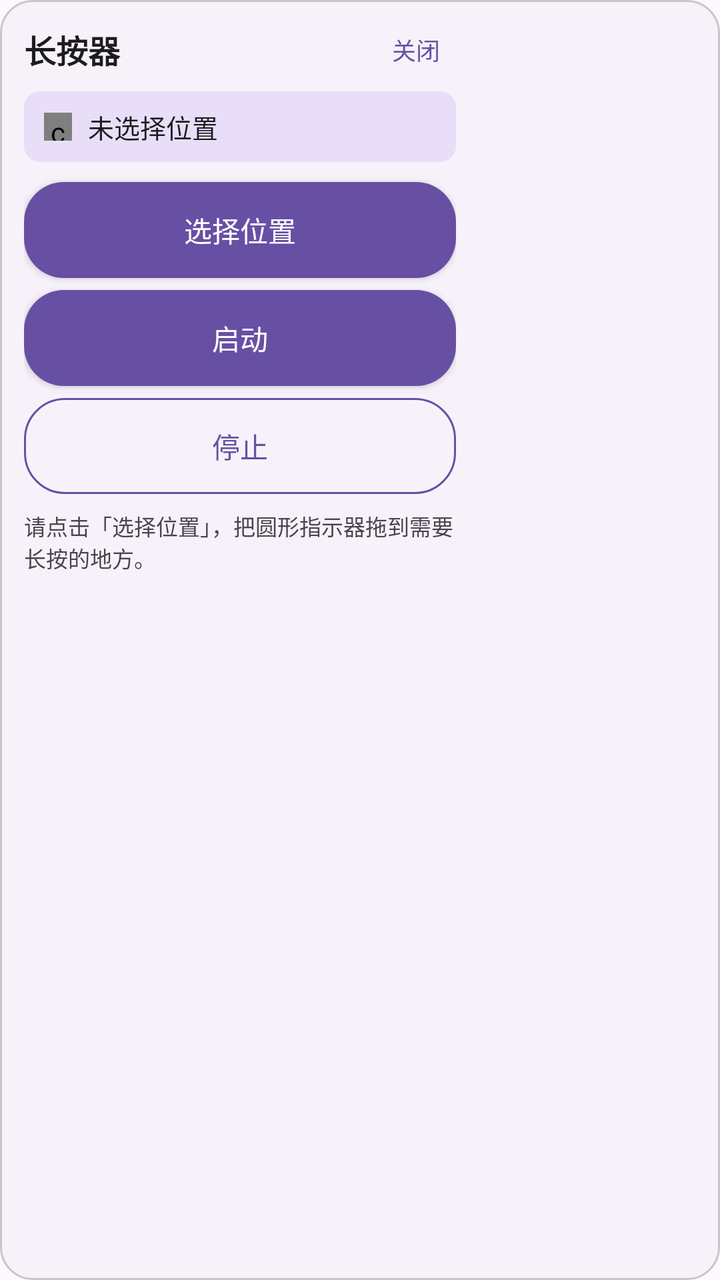
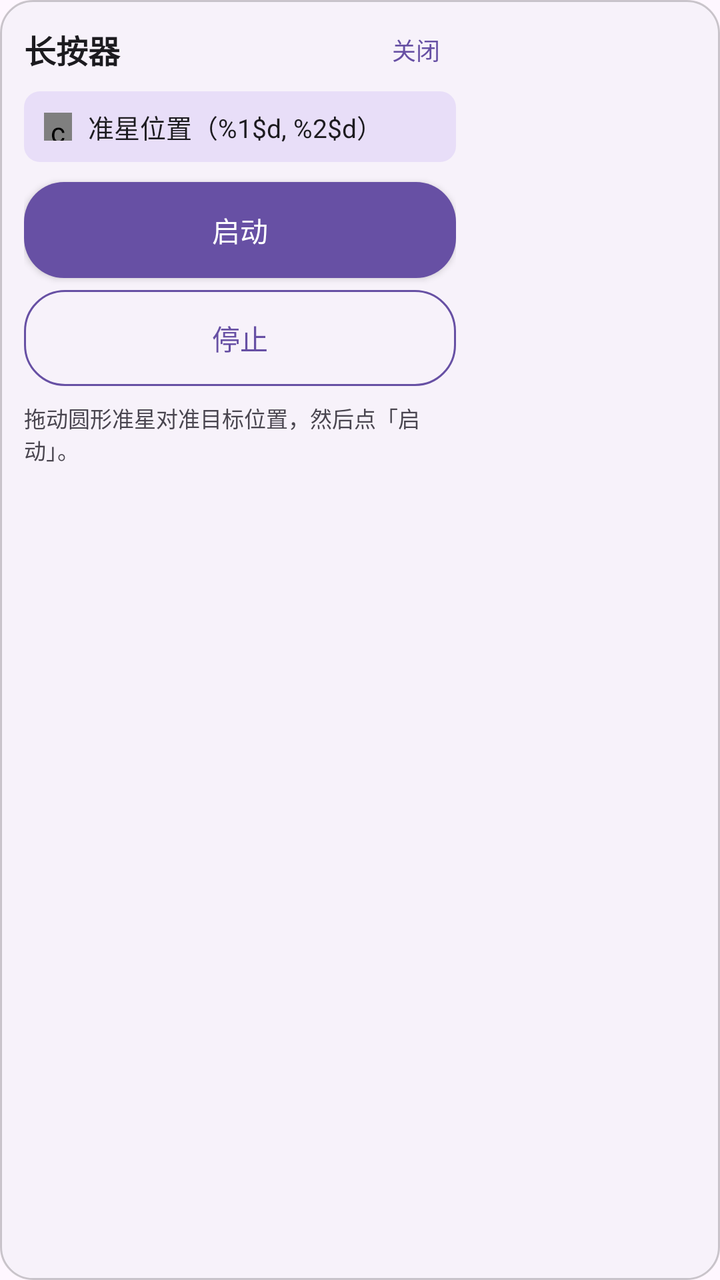

Screens rendered from an Android XML layout before and after an edit, with the pre-edit source and the edit as a unified diff.
<!-- AndroidManifest.xml: application theme Theme.LongPressTool -->
<!-- res/layout/overlay_sidebar.xml -->
<?xml version="1.0" encoding="utf-8"?>
<FrameLayout xmlns:android="http://schemas.android.com/apk/res/android"
    android:id="@+id/sidebar_root"
    android:layout_width="wrap_content"
    android:layout_height="wrap_content"
    android:background="@drawable/overlay_card_background"
    android:padding="12dp">

    <LinearLayout
        android:layout_width="216dp"
        android:layout_height="wrap_content"
        android:orientation="vertical">

        
        <LinearLayout
            android:layout_width="match_parent"
            android:layout_height="wrap_content"
            android:gravity="center_vertical"
            android:orientation="horizontal">

            <TextView
                android:layout_width="0dp"
                android:layout_height="wrap_content"
                android:layout_weight="1"
                android:text="@string/overlay_sidebar_title"
                android:textColor="@color/overlay_text_primary"
                android:textSize="16sp"
                android:textStyle="bold" />

            <Button
                android:id="@+id/button_close"
                android:layout_width="wrap_content"
                android:layout_height="wrap_content"
                android:background="@android:color/transparent"
                android:minWidth="0dp"
                android:minHeight="0dp"
                android:paddingHorizontal="8dp"
                android:paddingVertical="4dp"
                android:text="@string/overlay_close"
                android:textColor="@color/overlay_button_secondary_text"
                android:textSize="12sp" />
        </LinearLayout>

        
        <LinearLayout
            android:layout_width="match_parent"
            android:layout_height="wrap_content"
            android:layout_marginTop="8dp"
            android:background="@drawable/overlay_status_background"
            android:gravity="center_vertical"
            android:orientation="horizontal"
            android:paddingHorizontal="10dp"
            android:paddingVertical="8dp">

            
            <com.example.longpresstool.ui.widget.StatusDotView
                android:id="@+id/status_dot"
                android:layout_width="14dp"
                android:layout_height="14dp" />

            <TextView
                android:id="@+id/text_status"
                android:layout_width="0dp"
                android:layout_height="wrap_content"
                android:layout_marginStart="8dp"
                android:layout_weight="1"
                android:text="@string/overlay_status_not_selected"
                android:textColor="@color/overlay_text_primary"
                android:textSize="13sp" />
        </LinearLayout>

        
        <Button
            android:id="@+id/button_select_position"
            android:layout_width="match_parent"
            android:layout_height="wrap_content"
            android:layout_marginTop="10dp"
            android:background="@drawable/overlay_button_primary"
            android:text="@string/action_select_position"
            android:textColor="@color/overlay_button_primary_text"
            android:textSize="14sp" />

        <Button
            android:id="@+id/button_start"
            android:layout_width="match_parent"
            android:layout_height="wrap_content"
            android:layout_marginTop="6dp"
            android:background="@drawable/overlay_button_primary"
            android:text="@string/action_start_long_press"
            android:textColor="@color/overlay_button_primary_text"
            android:textSize="14sp" />

        <Button
            android:id="@+id/button_stop"
            android:layout_width="match_parent"
            android:layout_height="wrap_content"
            android:layout_marginTop="6dp"
            android:background="@drawable/overlay_button_secondary"
            android:text="@string/action_stop_long_press"
            android:textColor="@color/overlay_button_secondary_text"
            android:textSize="14sp" />

        
        <TextView
            android:id="@+id/text_hint"
            android:layout_width="match_parent"
            android:layout_height="wrap_content"
            android:layout_marginTop="8dp"
            android:text="@string/overlay_hint_choose_position"
            android:textColor="@color/overlay_text_secondary"
            android:textSize="11sp" />

        
        <TextView
            android:id="@+id/text_limit"
            android:layout_width="match_parent"
            android:layout_height="wrap_content"
            android:layout_marginTop="4dp"
            android:text="@string/overlay_hint_max_duration"
            android:textColor="@color/overlay_text_secondary"
            android:textSize="11sp"
            android:visibility="gone" />
    </LinearLayout>
</FrameLayout>
<!-- resources referenced by this layout -->
<resources>
  <color name="overlay_button_primary_text">#FFFFFFFF</color>
  <color name="overlay_button_secondary_text">#6750A4</color>
  <color name="overlay_text_primary">#1C1B1F</color>
  <color name="overlay_text_secondary">#49454F</color>
  <!-- drawable overlay_button_primary (drawable) -->
  <?xml version="1.0" encoding="utf-8"?>
  <selector xmlns:android="http://schemas.android.com/apk/res/android">
      <item android:state_enabled="false">
          <shape android:shape="rectangle">
              <solid android:color="@color/overlay_button_disabled" />
              <corners android:radius="20dp" />
          </shape>
      </item>
      <item>
          <shape android:shape="rectangle">
              <solid android:color="@color/overlay_button_primary" />
              <corners android:radius="20dp" />
          </shape>
      </item>
  </selector>
  <!-- drawable overlay_button_secondary (drawable) -->
  <?xml version="1.0" encoding="utf-8"?>
  <selector xmlns:android="http://schemas.android.com/apk/res/android">
      <item android:state_enabled="false">
          <shape android:shape="rectangle">
              <solid android:color="@android:color/transparent" />
              <stroke
                  android:width="1dp"
                  android:color="@color/overlay_button_disabled" />
              <corners android:radius="20dp" />
          </shape>
      </item>
      <item>
          <shape android:shape="rectangle">
              <solid android:color="@android:color/transparent" />
              <stroke
                  android:width="1dp"
                  android:color="@color/overlay_button_primary" />
              <corners android:radius="20dp" />
          </shape>
      </item>
  </selector>
  <!-- drawable overlay_card_background (drawable) -->
  <?xml version="1.0" encoding="utf-8"?>
  <shape xmlns:android="http://schemas.android.com/apk/res/android"
      android:shape="rectangle">
      <solid android:color="@color/overlay_card_background" />
      <corners android:radius="16dp" />
      <stroke
          android:width="1dp"
          android:color="@color/overlay_card_stroke" />
  </shape>
  <!-- drawable overlay_status_background (drawable) -->
  <?xml version="1.0" encoding="utf-8"?>
  <shape xmlns:android="http://schemas.android.com/apk/res/android"
      android:shape="rectangle">
      <solid android:color="@color/overlay_status_background" />
      <corners android:radius="8dp" />
  </shape>
  <string name="action_select_position">选择位置</string>
  <string name="action_start_long_press">启动</string>
  <string name="action_stop_long_press">停止</string>
  <string name="overlay_close">关闭</string>
  <string name="overlay_hint_choose_position">请点击「选择位置」，把圆形指示器拖到需要长按的地方。</string>
  <string name="overlay_hint_max_duration">注意：Android 系统限制单次手势最长 60 秒，本应用会自动分段续接以持续按住。</string>
  <string name="overlay_sidebar_title">长按器</string>
  <string name="overlay_status_not_selected">未选择位置</string>
  <style name="Theme.LongPressTool" parent="Theme.Material3.DayNight.NoActionBar">
          <item name="android:windowBackground">?attr/colorSurface</item>
      </style>
  <color name="overlay_button_disabled">#33000000</color>
  <color name="overlay_button_primary">#6750A4</color>
  <color name="overlay_card_background">#F7F2FA</color>
  <color name="overlay_card_stroke">#33000000</color>
  <color name="overlay_status_background">#E8DEF8</color>
</resources>

<!-- the commit's change to res/layout/overlay_sidebar.xml (unified diff, before → after) -->
@@ -64,27 +64,17 @@
                 android:layout_height="wrap_content"
                 android:layout_marginStart="8dp"
                 android:layout_weight="1"
-                android:text="@string/overlay_status_not_selected"
+                android:text="@string/overlay_status_ready"
                 android:textColor="@color/overlay_text_primary"
                 android:textSize="13sp" />
         </LinearLayout>
 
         
         <Button
-            android:id="@+id/button_select_position"
+            android:id="@+id/button_start"
             android:layout_width="match_parent"
             android:layout_height="wrap_content"
             android:layout_marginTop="10dp"
-            android:background="@drawable/overlay_button_primary"
-            android:text="@string/action_select_position"
-            android:textColor="@color/overlay_button_primary_text"
-            android:textSize="14sp" />
-
-        <Button
-            android:id="@+id/button_start"
-            android:layout_width="match_parent"
-            android:layout_height="wrap_content"
-            android:layout_marginTop="6dp"
             android:background="@drawable/overlay_button_primary"
             android:text="@string/action_start_long_press"
             android:textColor="@color/overlay_button_primary_text"
@@ -106,7 +96,7 @@
             android:layout_width="match_parent"
             android:layout_height="wrap_content"
             android:layout_marginTop="8dp"
-            android:text="@string/overlay_hint_choose_position"
+            android:text="@string/overlay_hint_ready"
             android:textColor="@color/overlay_text_secondary"
             android:textSize="11sp" />
 
<!-- resource entries referenced after the edit -->
@@ -59,14 +59,13 @@
       <solid android:color="@color/overlay_status_background" />
       <corners android:radius="8dp" />
   </shape>
-  <string name="action_select_position">选择位置</string>
   <string name="action_start_long_press">启动</string>
   <string name="action_stop_long_press">停止</string>
   <string name="overlay_close">关闭</string>
-  <string name="overlay_hint_choose_position">请点击「选择位置」，把圆形指示器拖到需要长按的地方。</string>
   <string name="overlay_hint_max_duration">注意：Android 系统限制单次手势最长 60 秒，本应用会自动分段续接以持续按住。</string>
+  <string name="overlay_hint_ready">拖动圆形准星对准目标位置，然后点「启动」。</string>
   <string name="overlay_sidebar_title">长按器</string>
-  <string name="overlay_status_not_selected">未选择位置</string>
+  <string name="overlay_status_ready">准星位置（%1$d, %2$d）</string>
   <style name="Theme.LongPressTool" parent="Theme.Material3.DayNight.NoActionBar">
           <item name="android:windowBackground">?attr/colorSurface</item>
       </style>
